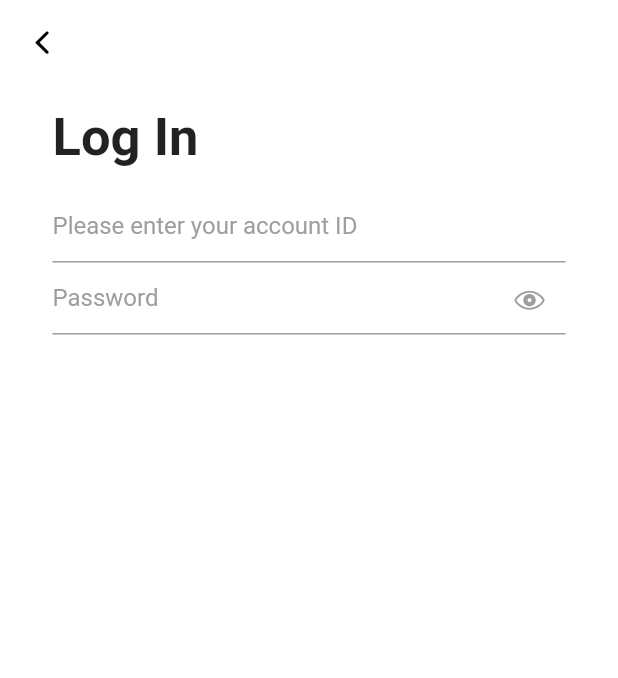
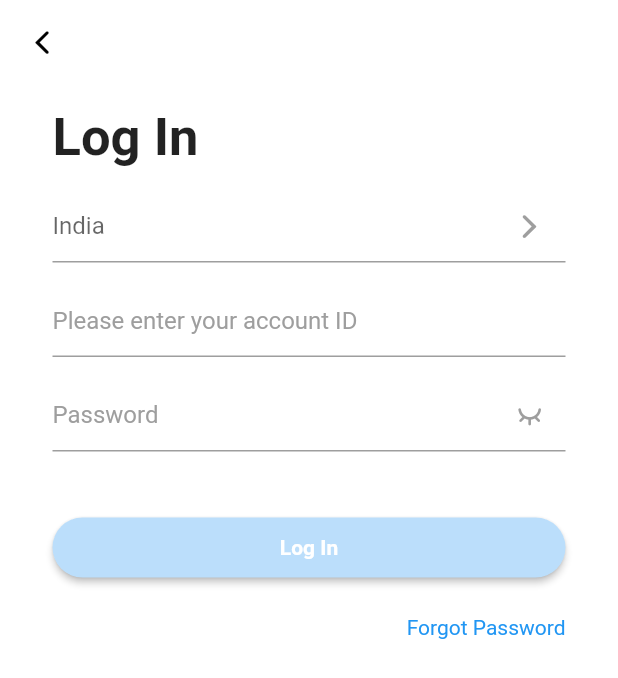
Before and after one commit to jaydip-pawar/smartify, a Flutter app: the LoginScreen screen opened by its route, on a phone screen of 412 x 824 dp. Shown: the top 678 px of the screen. Run offline on Flutter 3.47's test engine with Material 2 defaults, Android fonts, the phone set to English and light mode, and no system bars; our stand-ins replace email_validator; missing offline and left inert: country_provider.

Commit message:
login Screen added

```diff
--- a/lib/main.dart
+++ b/lib/main.dart
@@ -1,7 +1,9 @@
 import 'package:flutter/material.dart';
+import 'package:smartify/screens/forgot_password_screen.dart';
 import 'package:smartify/screens/home_screen.dart';
 import 'package:smartify/screens/login_screen.dart';
 import 'package:smartify/screens/navigation_screen.dart';
+import 'package:smartify/screens/select_country_screen.dart';
 import 'package:smartify/screens/sign_up_screen.dart';
 import 'package:smartify/screens/splash_screen.dart';
 import 'package:smartify/theme.dart';
@@ -59,6 +61,8 @@ class _MyAppState extends State<MyApp> {
         LoginScreen.id : (context) => LoginScreen(),
         SignUpScreen.id : (context) => SignUpScreen(),
         HomeScreen.id : (context) => HomeScreen(),
+        ForgotPasswordScreen.id : (context) => ForgotPasswordScreen(),
+        SelectCountryScreen.id : (context) => SelectCountryScreen(),
       },
     );
   }
--- /dev/null
+++ b/lib/screens/forgot_password_screen.dart
@@ -0,0 +1,15 @@
+import 'package:flutter/material.dart';
+
+class ForgotPasswordScreen extends StatelessWidget {
+  static const String id = 'forgot-password-screen';
+  const ForgotPasswordScreen({Key? key}) : super(key: key);
+
+  @override
+  Widget build(BuildContext context) {
+    return Scaffold(
+      body: Center(
+        child: Text("Forgot Password Screen"),
+      ),
+    );
+  }
+}
--- a/lib/screens/login_screen.dart
+++ b/lib/screens/login_screen.dart
@@ -1,5 +1,10 @@
+import 'dart:core';
+import 'package:email_validator/email_validator.dart';
 import 'package:flutter/cupertino.dart';
 import 'package:flutter/material.dart';
+import 'package:smartify/screens/forgot_password_screen.dart';
+import 'package:smartify/screens/select_country_screen.dart';
+import 'package:smartify/widgets/custom_icon.dart';
 
 class LoginScreen extends StatefulWidget {
   static const String id = 'login-screen';
@@ -13,10 +18,14 @@ class _LoginScreenState extends State<LoginScreen> {
 
   var _emailController = TextEditingController();
   var _passwordController = TextEditingController();
+  var _countryController = TextEditingController();
+  String country = 'India';
 
   bool _passwordFocused = false;
   bool _emailFocused = false;
   bool visible = false;
+  bool isEmailValid = false;
+  bool loginFailed = false;
   FocusNode _passwordFocus = new FocusNode();
   FocusNode _emailFocus = new FocusNode();
 
@@ -27,33 +36,8 @@ class _LoginScreenState extends State<LoginScreen> {
     _passwordFocus.addListener(_onPasswordFocusChange);
   }
 
-  void _onEmailFocusChange(){
-    if(_emailFocus.hasFocus){
-      setState(() {
-        _emailFocused = true;
-      });
-    } else {
-      setState(() {
-        _emailFocused = false;
-      });
-    }
-  }
-
-  void _onPasswordFocusChange(){
-    if(_passwordFocus.hasFocus){
-      setState(() {
-        _passwordFocused = true;
-      });
-    } else {
-      setState(() {
-        _passwordFocused = false;
-      });
-    }
-  }
-
   @override
   Widget build(BuildContext context) {
-
     return Scaffold(
       appBar: AppBar(
         leading: IconButton(
@@ -70,71 +54,261 @@ class _LoginScreenState extends State<LoginScreen> {
         child: Column(
           crossAxisAlignment: CrossAxisAlignment.start,
           children: [
-            SizedBox(height: 15,),
-            Text('Log In', style: TextStyle(fontWeight: FontWeight.bold, fontSize: 35),),
-            SizedBox(height: 15,),
+            SizedBox(
+              height: 15,
+            ),
+            Text(
+              'Log In',
+              style: TextStyle(fontWeight: FontWeight.bold, fontSize: 35),
+            ),
+            SizedBox(
+              height: 15,
+            ),
+            TextField(
+              onTap: () {
+                getCountry();
+              },
+              controller: _countryController,
+              readOnly: true,
+              decoration: InputDecoration(
+                contentPadding: EdgeInsets.only(top: 14),
+                hintText: country,
+                suffixIcon: IconButton(
+                  onPressed: () {
+                    getCountry();
+                  },
+                  icon: Icon(
+                    CupertinoIcons.forward,
+                    color: Colors.grey,
+                  ),
+                ),
+                focusedBorder: UnderlineInputBorder(
+                  borderSide: BorderSide(color: Colors.grey),
+                ),
+              ),
+            ),  //Country selection TextField
+            SizedBox(
+              height: 15,
+            ),
             TextField(
               focusNode: _emailFocus,
               controller: _emailController,
+              onChanged: (email) {
+                emailValidator(email);
+              },
               keyboardType: TextInputType.emailAddress,
               decoration: InputDecoration(
                 contentPadding: EdgeInsets.only(top: 14),
-                  hintStyle: TextStyle(
-                      color: Colors.grey
-                  ),
+                hintStyle: TextStyle(color: Colors.grey),
                 hintText: 'Please enter your account ID',
                 suffixIcon: Row(
                   mainAxisAlignment: MainAxisAlignment.end,
                   mainAxisSize: MainAxisSize.min,
                   children: [
-                      _emailFocused ? IconButton(
-                        onPressed: (){},
+                    _emailFocused
+                        ? _emailController.text.isNotEmpty
+                            ? IconButton(
+                                onPressed: () {
+                                  _emailController.clear();
+                                  setState(() {
+                                    isEmailValid = false;
+                                  });
+                                },
                                 iconSize: 20,
-                        icon: Icon(Icons.close, color: Colors.grey,),
-                      ) : Container(),
+                                icon: Icon(
+                                  Icons.close,
+                                  color: Colors.grey,
+                                ),
+                              )
+                            : Container()
+                        : Container(),
                   ],
                 ),
                 focusedBorder: UnderlineInputBorder(
-                    borderSide:  BorderSide(color: Colors.grey),
-                  )
+                  borderSide: BorderSide(color: Colors.grey),
                 ),
+              ),
+            ),
+            SizedBox(
+              height: 15,
             ),
             TextField(
               focusNode: _passwordFocus,
               controller: _passwordController,
+              onChanged: (password) {
+                passwordValidator(password);
+              },
               textInputAction: TextInputAction.done,
-              obscureText: true,
+              obscureText: !visible,
               obscuringCharacter: '•',
               decoration: InputDecoration(
                   contentPadding: EdgeInsets.only(top: 14),
-                  hintStyle: TextStyle(
-                      color: Colors.grey
-                  ),
+                  hintStyle: TextStyle(color: Colors.grey),
                   hintText: 'Password',
                   suffixIcon: Row(
                     mainAxisAlignment: MainAxisAlignment.end,
                     mainAxisSize: MainAxisSize.min,
                     children: [
-                      _passwordFocused ? IconButton(
-                        onPressed: (){},
+                      _passwordFocused
+                          ? _passwordController.text.isNotEmpty
+                              ? IconButton(
+                                  onPressed: () {
+                                    _passwordController.clear();
+                                    setState(() {});
+                                  },
                                   iconSize: 20,
-                        icon: Icon(Icons.close, color: Colors.grey,),
-                      ) : Container(),
+                                  icon: Icon(
+                                    Icons.close,
+                                    color: Colors.grey,
+                                  ),
+                                )
+                              : Container()
+                          : Container(),
                       IconButton(
-                        onPressed: () {},
+                        onPressed: () {
+                          if (visible)
+                            setState(() {
+                              visible = false;
+                            });
+                          else
+                            setState(() {
+                              visible = true;
+                            });
+                        },
                         iconSize: 20,
-                        icon: Icon(CupertinoIcons.eye, color: Colors.grey,),
+                        icon: Icon(
+                          visible ? CupertinoIcons.eye : CustomIcon.close_eye,
+                          color: Colors.grey,
+                        ),
                       )
                     ],
                   ),
                   focusedBorder: UnderlineInputBorder(
-                    borderSide:  BorderSide(color: Colors.grey),
-                  )
+                    borderSide: BorderSide(color: Colors.grey),
+                  )),
+            ),
+            SizedBox(
+              height: 15,
+            ),
+            Container(
+              child: Text(
+                'Incorrect account ID or password',
+                style: TextStyle(
+                    color: loginFailed ? Colors.red : Colors.white,
+                    fontSize: 12),
               ),
             ),
+            SizedBox(
+              height: 15,
+            ),
+            Container(
+              height: 40,
+              width: double.infinity,
+              child: ElevatedButton(
+                onPressed: isEmailValid
+                    ? _passwordController.text.isNotEmpty
+                        ? login
+                        : () {}
+                    : () {},
+                style: ElevatedButton.styleFrom(
+                    // padding: EdgeInsets.symmetric(horizontal: 20.0, vertical: 20.0),
+                    shape: RoundedRectangleBorder(
+                        borderRadius: BorderRadius.circular(20.0)),
+                    primary: isEmailValid
+                        ? _passwordController.text.isNotEmpty
+                            ? Colors.blue
+                            : Colors.blue[100]
+                        : Colors.blue[100]),
+                child: Text(
+                  'Log In',
+                  style: TextStyle(
+                      color: Theme.of(context).primaryColor,
+                      fontWeight: FontWeight.bold),
+                ),
+              ),
+            ),
+            SizedBox(
+              height: 25,
+            ),
+            Container(
+              width: double.infinity,
+              child: Row(
+                mainAxisAlignment: MainAxisAlignment.end,
+                children: [
+                  GestureDetector(
+                    onTap: () {
+                      Navigator.pushNamed(context, ForgotPasswordScreen.id);
+                    },
+                    child: Text(
+                      'Forgot Password',
+                      style: TextStyle(color: Colors.blue),
+                    ),
+                  )
                 ],
               ),
             )
+          ],
+        ),
+      ),
     );
   }
+
+  void emailValidator(email) {
+    if (email != null) {
+      if (EmailValidator.validate(email)) {
+        setState(() {
+          isEmailValid = true;
+        });
+      } else {
+        setState(() {
+          isEmailValid = false;
+        });
       }
+    } else {
+      setState(() {});
+    }
+  }
+
+  void passwordValidator(password) {
+    setState(() {});
+  }
+
+  void _onEmailFocusChange() {
+    if (_emailFocus.hasFocus) {
+      setState(() {
+        _emailFocused = true;
+      });
+    } else {
+      setState(() {
+        _emailFocused = false;
+      });
+    }
+  }
+
+  void _onPasswordFocusChange() {
+    if (_passwordFocus.hasFocus) {
+      setState(() {
+        _passwordFocused = true;
+      });
+    } else {
+      setState(() {
+        _passwordFocused = false;
+      });
+    }
+  }
+
+  void login() {
+    print('valid');
+    setState(() {
+      loginFailed = true;
+    });
+  }
+
+  void getCountry() async {
+    final countryName = await Navigator.pushNamed(context, SelectCountryScreen.id);
+    setState(() {
+      country = countryName.toString();
+    });
+  }
+
+}
--- /dev/null
+++ b/lib/widgets/custom_icon.dart
@@ -0,0 +1,10 @@
+import 'package:flutter/widgets.dart';
+
+class CustomIcon {
+  CustomIcon._();
+
+  static const _kFontFam = 'CloseEyeIcon';
+  static const String? _kFontPkg = null;
+
+  static const IconData close_eye = IconData(0xe800, fontFamily: _kFontFam, fontPackage: _kFontPkg);
+}
```
Also changed, not shown: lib/screens/select_country_screen.dart (added, +70 -0 lines), pubspec.yaml (+6 -4 lines), assets/fonts/CloseEyeIcon.ttf (added), pubspec.lock. Lines whose indentation alone changed are shown as unchanged.
